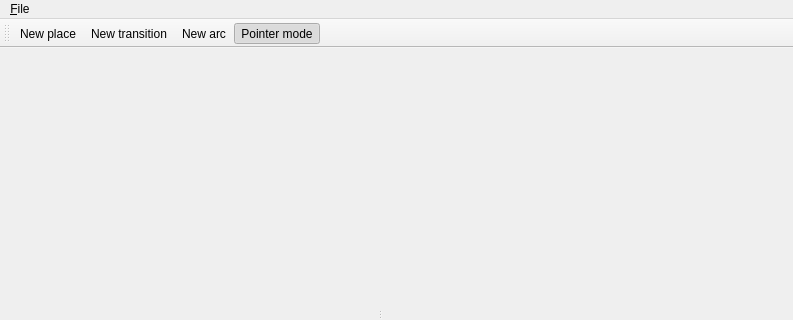
Old version of the form PeTedit/MainWindow.ui in the repository jonasfj/PeTe; both pictures show x 0 to 793 and y 0 to 320 of the 793 by 610 pixel window.
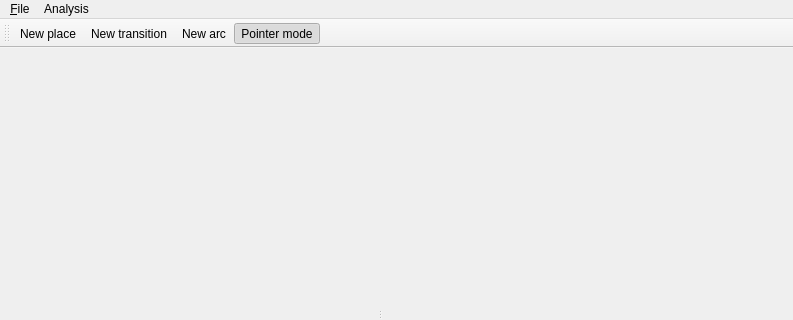
New version of the form.

Commit message: Created query dialog

What changed in the file:
```diff
--- a/PeTedit/MainWindow.ui
+++ b/PeTedit/MainWindow.ui
@@ -63,7 +63,7 @@
      <x>0</x>
      <y>0</y>
      <width>793</width>
-     <height>24</height>
+     <height>25</height>
     </rect>
    </property>
    <widget class="QMenu" name="menu_File">
@@ -72,7 +72,14 @@
     </property>
     <addaction name="NewTapnAction"/>
    </widget>
+   <widget class="QMenu" name="menuAnalysis">
+    <property name="title">
+     <string>Analysis</string>
+    </property>
+    <addaction name="NewQueryAction"/>
+   </widget>
    <addaction name="menu_File"/>
+   <addaction name="menuAnalysis"/>
   </widget>
   <widget class="QToolBar" name="mainToolBar">
    <attribute name="toolBarArea">
```
Left out of the diff: 5 changed lines with no effect on the pictures. The commit also changes 6 other files.
